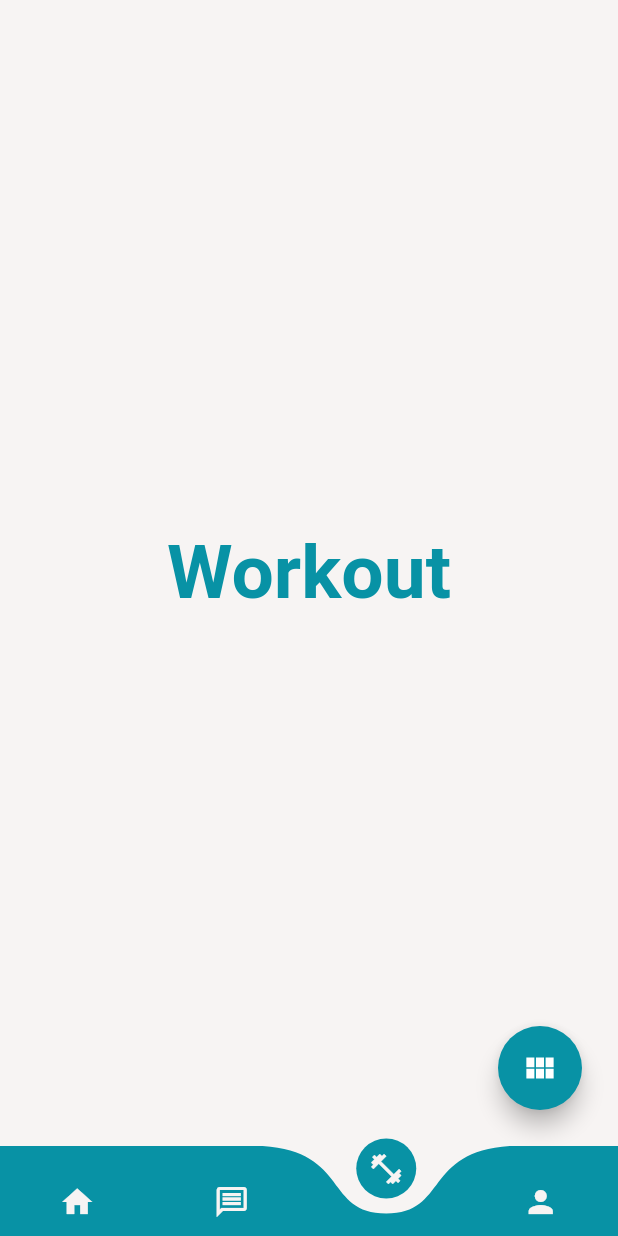
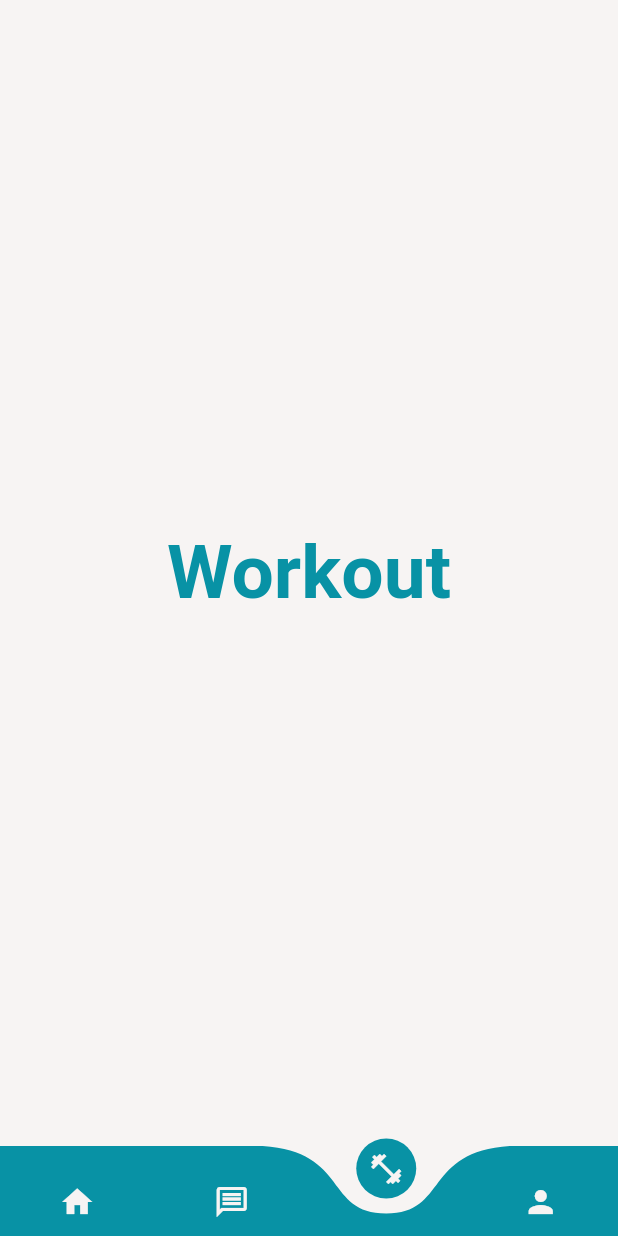
Before and after one commit to AnthonyBeerus/project_kaizen, a Flutter app: the screen it shows after launch, item 3 of the bottom bar chosen, on a phone screen of 412 x 824 dp. Run offline on Flutter 3.47's test engine with Material 2 defaults, Android fonts, the phone set to English and light mode, and no system bars; drawn by our look-alikes of curved_navigation_bar, flutter_speed_dial.

Commit message:
Decoupled floating action button behaviour from these files

```diff
--- a/lib/pages/workout.dart
+++ b/lib/pages/workout.dart
@@ -2,7 +2,6 @@
 
 import 'package:flutter/material.dart';
 import 'package:phenom_fitness/themes/colors.dart';
-import 'package:flutter_speed_dial/flutter_speed_dial.dart';
 
 class Workout extends StatefulWidget {
   const Workout({super.key});
@@ -15,28 +14,6 @@ class _WorkoutState extends State<Workout> {
   @override
   Widget build(BuildContext context) {
     return Scaffold(
-      floatingActionButtonLocation: FloatingActionButtonLocation.endFloat,
-      floatingActionButton: Padding(
-        padding: const EdgeInsets.all(8.0),
-        child: SpeedDial(
-          backgroundColor: secondaryColor,
-          overlayColor: primaryColor,
-          overlayOpacity: 0.4,
-          animatedIcon: AnimatedIcons.view_list,
-          spacing: 10,
-          spaceBetweenChildren: 10,
-          children: [
-            SpeedDialChild(
-              backgroundColor: secondaryColor,
-              child: const Icon(Icons.bar_chart, color: Colors.white,),
-              labelWidget: const Text(
-                'Workout History',
-                ),
-            ),
-          ],
-        ),
-      ),
-
       backgroundColor: primaryColor,
       body: Center(
         child: Text(
```
Also changed, not shown: lib/pages/message.dart (+4 -26 lines).
